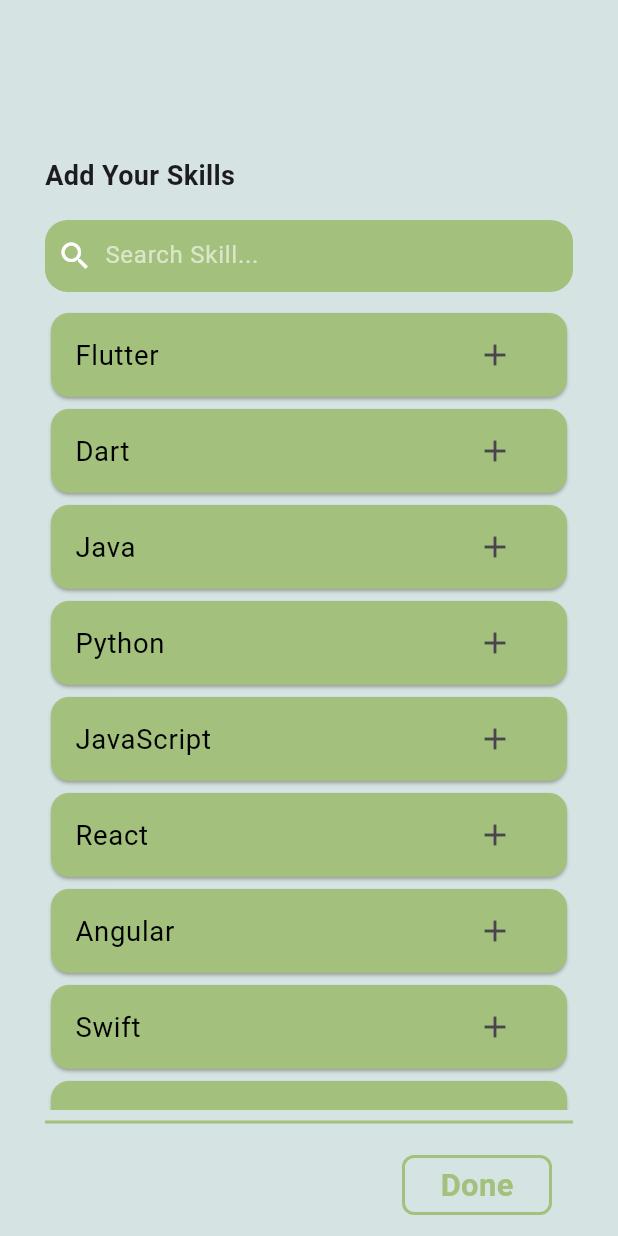
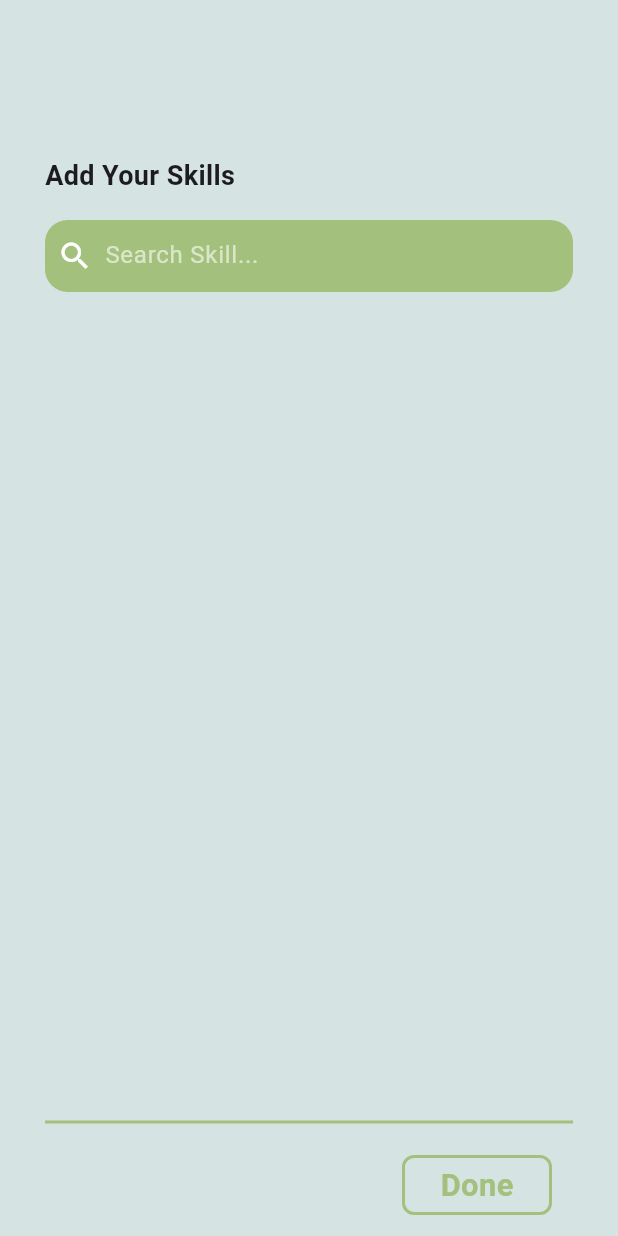
Before and after one commit to Gaurav232003/FutureHire, a Flutter app: the AddSkillsPage screen opened directly, on a phone screen of 412 x 824 dp. Run offline on Flutter 3.47's test engine with Material 3 defaults, Android fonts, the phone set to English and light mode, and no system bars; our stand-ins replace animated_splash_screen, bloc, carousel_slider, confetti, dots_indicator, equatable and 7 more; accounts and stored records are empty; network calls fail.

Commit message:
third  commit

```diff
--- a/futurehire/lib/data.dart
+++ b/futurehire/lib/data.dart
@@ -1,50 +1,6 @@
 import 'package:flutter/material.dart';
 
-List<String> skills = [
-  'Flutter',
-  'Dart',
-  'Java',
-  'Python',
-  'JavaScript',
-  'React',
-  'Angular',
-  'Swift',
-  'Kotlin',
-  'Node.js',
-  'Software Engineer',
-  'Web Developer',
-  'Mobile App Developer',
-  'Frontend Developer',
-  'Backend Developer',
-  'Full-stack Developer',
-  'DevOps Engineer',
-  'UI/UX Designer',
-  'Data Engineer',
-  'Data Scientist',
-  'Machine Learning Engineer',
-  'QA Engineer',
-  'Game Developer',
-  'Cloud Solutions Architect',
-  'Database Administrator',
-  'Security Analyst',
-  'Network Engineer',
-  'Embedded Systems Developer',
-  'IT Consultant',
-  'Business Analyst',
-  'Systems Analyst',
-  'Technical Support Specialist',
-  'Technical Writer',
-  'IT Project Manager',
-  'Product Manager',
-  'Scrum Master',
-  'Artificial Intelligence Engineer',
-  'Blockchain Developer',
-  'Augmented Reality (AR) Developer',
-  'Virtual Reality (VR) Developer',
-  'Software Development Manager',
-  'Chief Technology Officer (CTO)',
-  'Software Architect',
-];
+List<String> skills = [];
 List<String> allSkills = [];
 String name = '';
 String age = '';
```
